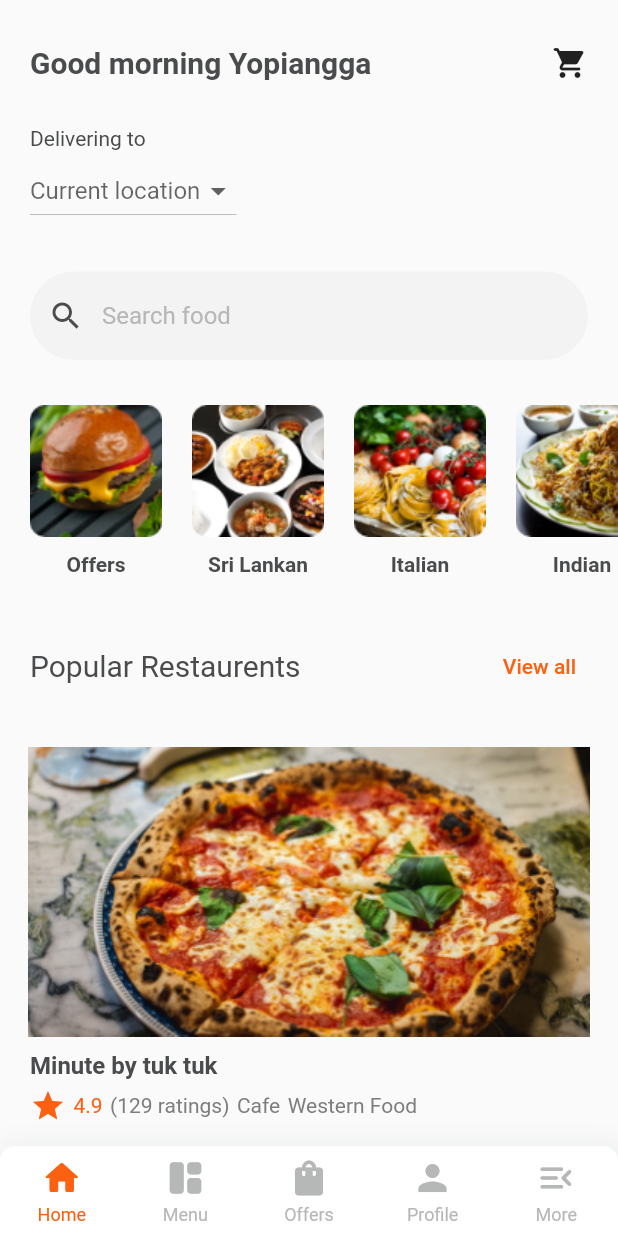
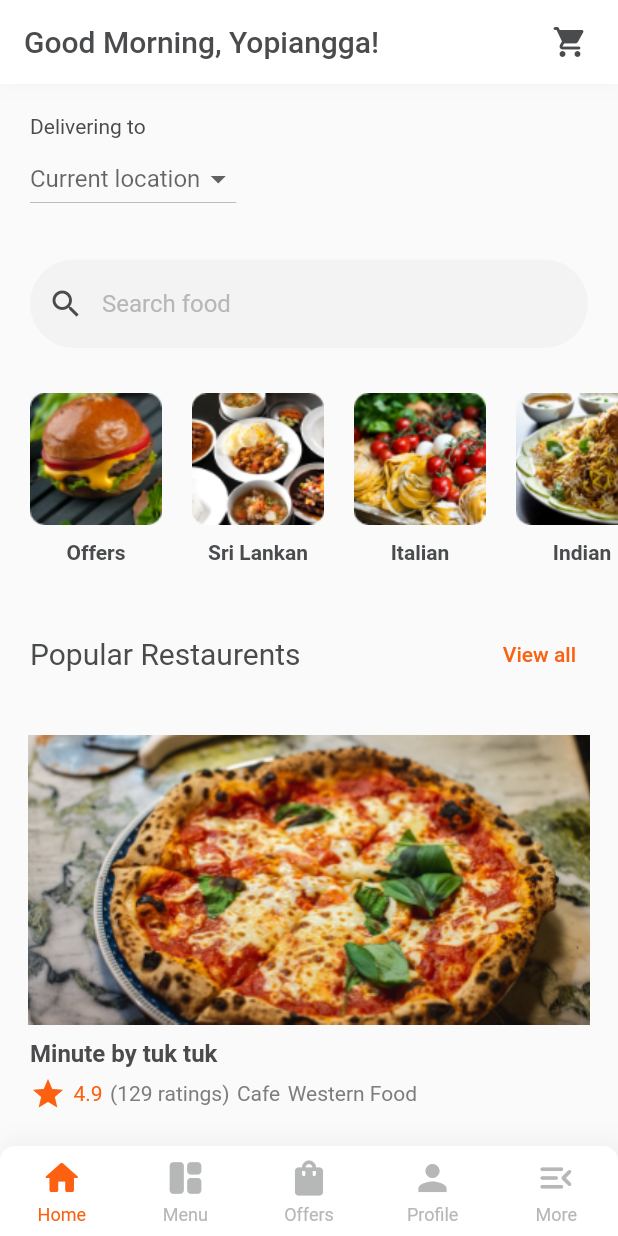
Before and after one commit to yopiangga/meal-monkey-app, a Flutter app: the screen it shows after launch, on a phone screen of 412 x 824 dp. Run offline on Flutter 3.47's test engine with Material 2 defaults, Android fonts, the phone set to English and light mode, and no system bars.

Commit message:
tab bar revisi for on tap

```diff
--- a/lib/screens/MainPage.dart
+++ b/lib/screens/MainPage.dart
@@ -1,10 +1,13 @@
 import 'package:flutter/material.dart';
 import 'package:meal_monkey_app/customs/CustomColors.dart';
+import 'package:meal_monkey_app/providers/PBottomNavBar.dart';
 import 'package:meal_monkey_app/widgets/BottomNavBar.dart';
 import 'package:meal_monkey_app/widgets/ListCategoryFood.dart';
 import 'package:meal_monkey_app/widgets/ListMostPopular.dart';
 import 'package:meal_monkey_app/widgets/ListPopularRestaurent.dart';
 import 'package:meal_monkey_app/widgets/ListRecentItem.dart';
+import 'package:meal_monkey_app/widgets/WSearchFood.dart';
+import 'package:provider/provider.dart';
 
 class MainPage extends StatefulWidget {
   const MainPage({Key? key}) : super(key: key);
@@ -13,12 +16,54 @@ class MainPage extends StatefulWidget {
   _MainPageState createState() => _MainPageState();
 }
 
-class _MainPageState extends State<MainPage> {
+class _MainPageState extends State<MainPage>
+    with SingleTickerProviderStateMixin {
+  List<String> menuTitle = [
+    "Good Morning, Yopiangga!",
+    "Menu",
+    "Latest Offers",
+    "Profile",
+    "More"
+  ];
+
+  late TabController _tabController;
+
+  @override
+  void initState() {
+    // TODO: implement initState
+    super.initState();
+    _tabController = new TabController(length: 5, vsync: this);
+  }
+
+  @override
+  void dispose() {
+    // TODO: implement dispose
+    super.dispose();
+  }
+
   @override
   Widget build(BuildContext context) {
+    final menuActive = Provider.of<PBottomNavBar>(context).isMenuActive;
     return DefaultTabController(
         length: 5,
         child: Scaffold(
+          appBar: AppBar(
+            backgroundColor: Colors.white,
+            shadowColor: Colors.white.withOpacity(0.1),
+            title: Text(
+              menuTitle[menuActive],
+              style: TextStyle(color: CustomColors.primary),
+            ),
+            actions: [
+              Container(
+                padding: EdgeInsets.only(right: 20),
+                child: Icon(
+                  Icons.shopping_cart_rounded,
+                  color: CustomColors.primary,
+                ),
+              )
+            ],
+          ),
           bottomNavigationBar: Container(
             decoration: BoxDecoration(
                 borderRadius: BorderRadius.only(
@@ -35,42 +80,62 @@ class _MainPageState extends State<MainPage> {
                 ]),
             child: Row(
               children: [
-                BottomNavBar(icon: Icons.home_rounded, title: "Home", index: 0),
                 BottomNavBar(
-                    icon: Icons.space_dashboard_rounded,
-                    title: "Menu",
-                    index: 1),
+                  icon: Icons.home_rounded,
+                  title: "Home",
+                  index: 0,
+                  tabController: _tabController,
+                ),
                 BottomNavBar(
-                    icon: Icons.shopping_bag_rounded,
-                    title: "Offers",
-                    index: 2),
-                BottomNavBar(icon: Icons.person, title: "Profile", index: 3),
+                  icon: Icons.space_dashboard_rounded,
+                  title: "Menu",
+                  index: 1,
+                  tabController: _tabController,
+                ),
                 BottomNavBar(
-                    icon: Icons.menu_open_rounded, title: "More", index: 4),
+                  icon: Icons.shopping_bag_rounded,
+                  title: "Offers",
+                  index: 2,
+                  tabController: _tabController,
+                ),
+                BottomNavBar(
+                  icon: Icons.person,
+                  title: "Profile",
+                  index: 3,
+                  tabController: _tabController,
+                ),
+                BottomNavBar(
+                  icon: Icons.menu_open_rounded,
+                  title: "More",
+                  index: 4,
+                  tabController: _tabController,
+                ),
               ],
             ),
           ),
           body: TabBarView(
+            controller: _tabController,
+            physics: NeverScrollableScrollPhysics(),
             children: [
               ListView(
                 children: [
+                  // Container(
+                  //     margin: EdgeInsets.fromLTRB(0, 20, 0, 10),
+                  //     padding: EdgeInsets.fromLTRB(20, 10, 20, 10),
+                  //     child: Row(
+                  //       children: [
+                  //         Flexible(
+                  //             fit: FlexFit.tight,
+                  //             child: Text(
+                  //               "Good morning Yopiangga",
+                  //               style: TextStyle(
+                  //                   fontSize: 20, fontWeight: FontWeight.bold),
+                  //             )),
+                  //         Icon(Icons.shopping_cart_rounded)
+                  //       ],
+                  //     )),
                   Container(
-                      margin: EdgeInsets.fromLTRB(0, 20, 0, 10),
-                      padding: EdgeInsets.fromLTRB(20, 10, 20, 10),
-                      child: Row(
-                        children: [
-                          Flexible(
-                              fit: FlexFit.tight,
-                              child: Text(
-                                "Good morning Yopiangga",
-                                style: TextStyle(
-                                    fontSize: 20, fontWeight: FontWeight.bold),
-                              )),
-                          Icon(Icons.shopping_cart_rounded)
-                        ],
-                      )),
-                  Container(
-                    margin: EdgeInsets.only(bottom: 10),
+                    margin: EdgeInsets.only(bottom: 10, top: 10),
                     padding: EdgeInsets.fromLTRB(20, 10, 20, 10),
                     child: Column(
                       crossAxisAlignment: CrossAxisAlignment.start,
@@ -93,33 +158,7 @@ class _MainPageState extends State<MainPage> {
                       ],
                     ),
                   ),
-                  Container(
-                      margin: EdgeInsets.only(bottom: 10),
-                      padding: EdgeInsets.fromLTRB(20, 10, 20, 10),
-                      child: TextField(
-                        decoration: InputDecoration(
-                          filled: true,
-                          fillColor: CustomColors.placeholder.withOpacity(0.1),
-                          prefixIcon: Icon(
-                            Icons.search,
-                            color: CustomColors.primary,
-                          ),
-                          hintText: 'Search food',
-                          hintStyle: TextStyle(color: CustomColors.placeholder),
-                          enabledBorder: OutlineInputBorder(
-                            borderRadius: BorderRadius.circular(30),
-                            borderSide: BorderSide(
-                              color: CustomColors.placeholder.withOpacity(0),
-                            ),
-                          ),
-                          focusedBorder: OutlineInputBorder(
-                            borderRadius: BorderRadius.circular(30),
-                            borderSide: BorderSide(
-                              color: CustomColors.placeholder.withOpacity(0),
-                            ),
-                          ),
-                        ),
-                      )),
+                  WSearchFood(),
                   Container(
                     height: 140,
                     margin: EdgeInsets.only(bottom: 10),
--- a/lib/widgets/BottomNavBar.dart
+++ b/lib/widgets/BottomNavBar.dart
@@ -5,12 +5,17 @@ import 'package:provider/provider.dart';
 
 class BottomNavBar extends StatelessWidget {
   const BottomNavBar(
-      {Key? key, this.icon = Icons.home, this.title = "", this.index = 0})
+      {Key? key,
+      this.icon = Icons.home,
+      this.title = "",
+      this.index = 0,
+      this.tabController})
       : super(key: key);
 
   final IconData icon;
   final String title;
   final int index;
+  final TabController? tabController;
 
   // BottomNavBar({this.icon = Icon(Icons.ac_unit), this.title = "", this.index = 0});
 
@@ -21,6 +26,7 @@ class BottomNavBar extends StatelessWidget {
               onTap: () {
                 value.setMenuActive = index;
                 ChangeNotifier();
+                tabController?.animateTo(index);
               },
               child: Container(
                   height: 60,
--- /dev/null
+++ b/lib/widgets/WSearchFood.dart
@@ -0,0 +1,39 @@
+import 'package:flutter/material.dart';
+import 'package:meal_monkey_app/customs/CustomColors.dart';
+
+class WSearchFood extends StatelessWidget {
+  const WSearchFood({
+    Key? key,
+  }) : super(key: key);
+
+  @override
+  Widget build(BuildContext context) {
+    return Container(
+        margin: EdgeInsets.only(bottom: 10),
+        padding: EdgeInsets.fromLTRB(20, 10, 20, 10),
+        child: TextField(
+          decoration: InputDecoration(
+            filled: true,
+            fillColor: CustomColors.placeholder.withOpacity(0.1),
+            prefixIcon: Icon(
+              Icons.search,
+              color: CustomColors.primary,
+            ),
+            hintText: 'Search food',
+            hintStyle: TextStyle(color: CustomColors.placeholder),
+            enabledBorder: OutlineInputBorder(
+              borderRadius: BorderRadius.circular(30),
+              borderSide: BorderSide(
+                color: CustomColors.placeholder.withOpacity(0),
+              ),
+            ),
+            focusedBorder: OutlineInputBorder(
+              borderRadius: BorderRadius.circular(30),
+              borderSide: BorderSide(
+                color: CustomColors.placeholder.withOpacity(0),
+              ),
+            ),
+          ),
+        ));
+  }
+}
```
